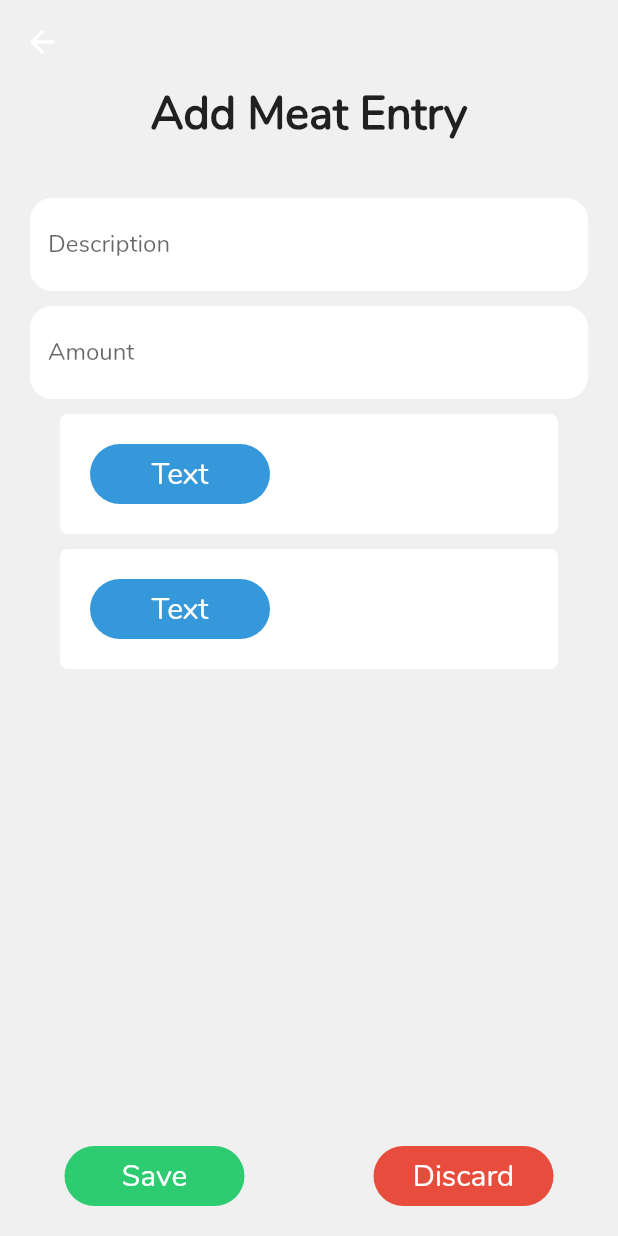
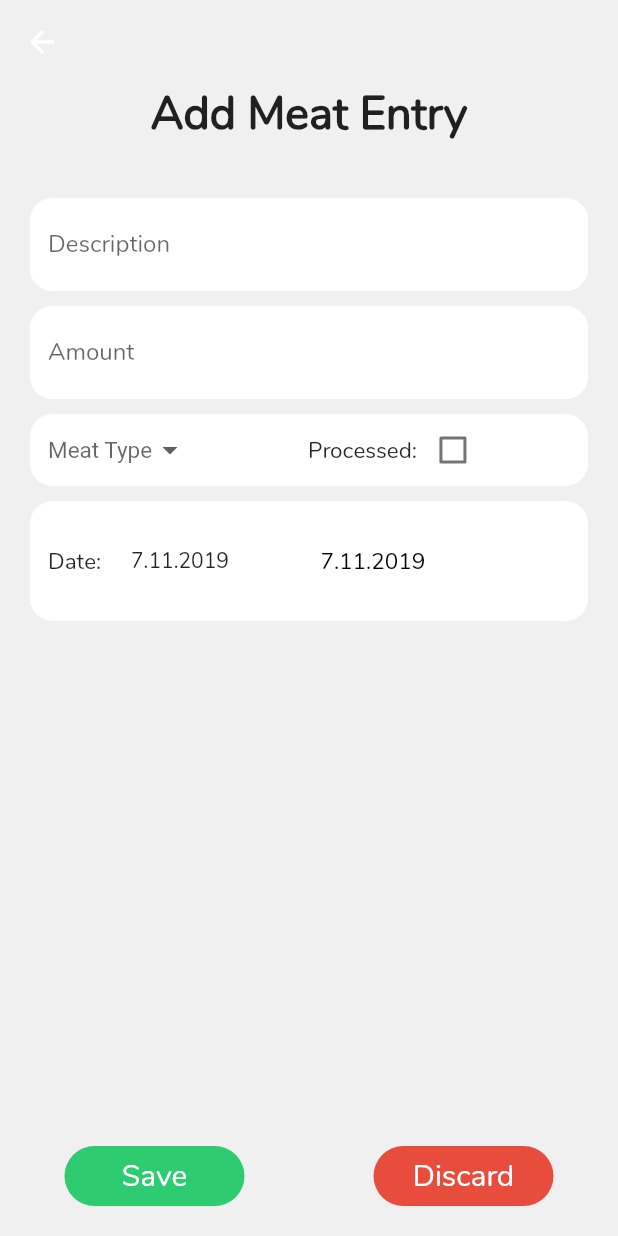
Before and after one commit to Snixells/meat-tracker, a Flutter app: the AddMeat screen opened by its route, on a phone screen of 412 x 824 dp. Run offline on Flutter 3.47's test engine with Material 2 defaults, Android fonts, the phone set to English and light mode, and no system bars; our stand-ins replace cloud_firestore, firebase_auth, font_awesome_flutter, google_sign_in, rxdart; accounts and stored records are empty.

Commit message:
Working on Add Meat Page

```diff
--- a/lib/screens/home/addMeat.dart
+++ b/lib/screens/home/addMeat.dart
@@ -1,6 +1,7 @@
 import 'package:flutter/material.dart';
 import 'package:meattracker/shared/buttons.dart';
 import 'package:meattracker/shared/constants.dart';
+import 'package:flutter/cupertino.dart';
 
 class AddMeat extends StatefulWidget {
   const AddMeat({Key key}) : super(key: key);
@@ -12,13 +13,22 @@ class AddMeat extends StatefulWidget {
 class _AddMeatState extends State<AddMeat> {
   final _formKey = GlobalKey<_AddMeatState>();
   @override
+  DateTime selectedDate = DateTime.now();
+
+  Future<Null> _selectDate(BuildContext context) async {
+    final DateTime picked = await showDatePicker(context: context, initialDate: selectedDate, firstDate: DateTime(2015, 8), lastDate: DateTime(2101));
+    if (picked != null && picked != selectedDate)
+      setState(() {
+        selectedDate = picked;
+      });
+  }
 
   // Form Field State
   String description = '';
-  String type = '';
-  int amound = 0;
+  int amount = 0;
   bool processed = false;
   DateTime dateTime = DateTime.now();
+  String type;
 
   Widget build(BuildContext context) {
     return Scaffold(
@@ -29,6 +39,7 @@ class _AddMeatState extends State<AddMeat> {
         elevation: 0.0,
       ),
       body: Form(
+        key: _formKey,
         child: Column(
           children: [
             Expanded(
@@ -51,7 +62,9 @@ class _AddMeatState extends State<AddMeat> {
                       setState(() => description = val);
                     },
                   ),
-                  SizedBox(height: 10,),
+                  SizedBox(
+                    height: 10,
+                  ),
                   TextFormField(
                     decoration: textInputDecoration.copyWith(hintText: 'Amount'),
                     validator: (val) => val.isEmpty ? 'Please Enter the Amount' : null,
@@ -60,13 +73,71 @@ class _AddMeatState extends State<AddMeat> {
                       setState(() => description = val);
                     },
                   ),
-                  ListItem(
-                    descriptionField: FormText(text: 'Meat Type'),
-                    formField: RoundedButton(color: Theme.of(context).primaryColor),
+                  SizedBox(height: 10),
+                  Container(
+                    decoration: BoxDecoration(color: Colors.white, borderRadius: BorderRadius.circular(15.0)),
+                    child: Row(
+                      children: <Widget>[
+                        SizedBox(width: 12),
+                        DropdownButton<String>(
+                          value: type,
+                          style: TextStyle(color: Colors.black, fontSize: 15),
+                          underline: Container(
+                            height: 0,
+                          ),
+                          hint: Text('Meat Type'),
+                          onChanged: (String newValue) {
+                            setState(() {
+                              type = newValue;
+                            });
+                          },
+                          items: <String>['Red Meat', 'Poultry ', 'Pork', 'Seafood'].map<DropdownMenuItem<String>>((String value) {
+                            return DropdownMenuItem<String>(
+                              value: value,
+                              child: Text(value),
+                            );
+                          }).toList(),
+                        ),
+                        SizedBox(width: 80),
+                        Text('Processed:', style: TextStyle(fontSize: 15)),
+                        Checkbox(
+                          value: processed,
+                          activeColor: Theme.of(context).primaryColor,
+                          onChanged: (bool value) {
+                            setState(() {
+                              processed = value;
+                            });
+                          },
+                        ),
+                      ],
+                    ),
                   ),
-                  ListItem(
-                    descriptionField: FormText(text: 'Meat Type'),
-                    formField: RoundedButton(color: Theme.of(context).primaryColor),
+                  SizedBox(height: 10),
+                  Container(
+                    decoration: BoxDecoration(color: Colors.white, borderRadius: BorderRadius.circular(15.0)),
+                    child: Row(
+                      children: [
+                        SizedBox(width: 12),
+                        Text(
+                          'Date: ',
+                          style: TextStyle(fontSize: 15),
+                        ),
+                        // Text('Date:', style: TextStyle(fontSize: 15)),
+                        // SizedBox(width: 10),
+                        FlatButton(
+                          onPressed: () => _selectDate(context),
+                          child: Text("${selectedDate.toLocal().day}.${selectedDate.toLocal().month}.${selectedDate.toLocal().year}"),
+                        ),
+                        RoundedButton(
+                          onTab: () => _selectDate(context),
+                          text: "${selectedDate.toLocal().day}.${selectedDate.toLocal().month}.${selectedDate.toLocal().year}",
+                          color: Colors.white,
+                          fontSize: 15,
+                          fontColor: Colors.black,
+                        ),
+                        SizedBox(width: 20.0),
+                      ],
+                    ),
                   ),
                 ],
               ),
@@ -104,21 +175,3 @@ class FormText extends StatelessWidget {
     );
   }
 }
-
-class ListItem extends StatelessWidget {
-  final dynamic descriptionField;
-  final dynamic formField;
-
-  const ListItem({Key key, this.descriptionField, this.formField}) : super(key: key);
-
-  @override
-  Widget build(BuildContext context) {
-    return Container(
-        margin: EdgeInsets.only(left: 20, right: 20, top: 10),
-        decoration: BoxDecoration(color: Colors.white, borderRadius: BorderRadius.circular(5)),
-        // child: Row(children: [SizedBox(width: 20), descriptionField, SizedBox(width: 40), formField]),
-        child: Row(
-          children: <Widget>[formField],
-        ));
-  }
-}
```
